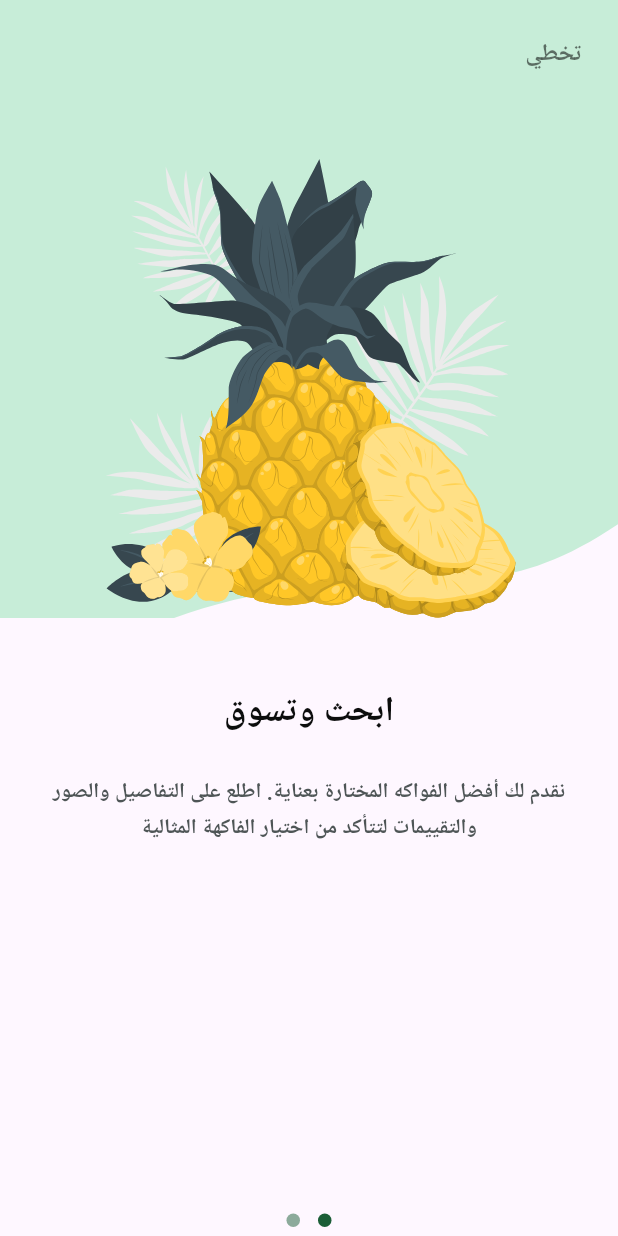
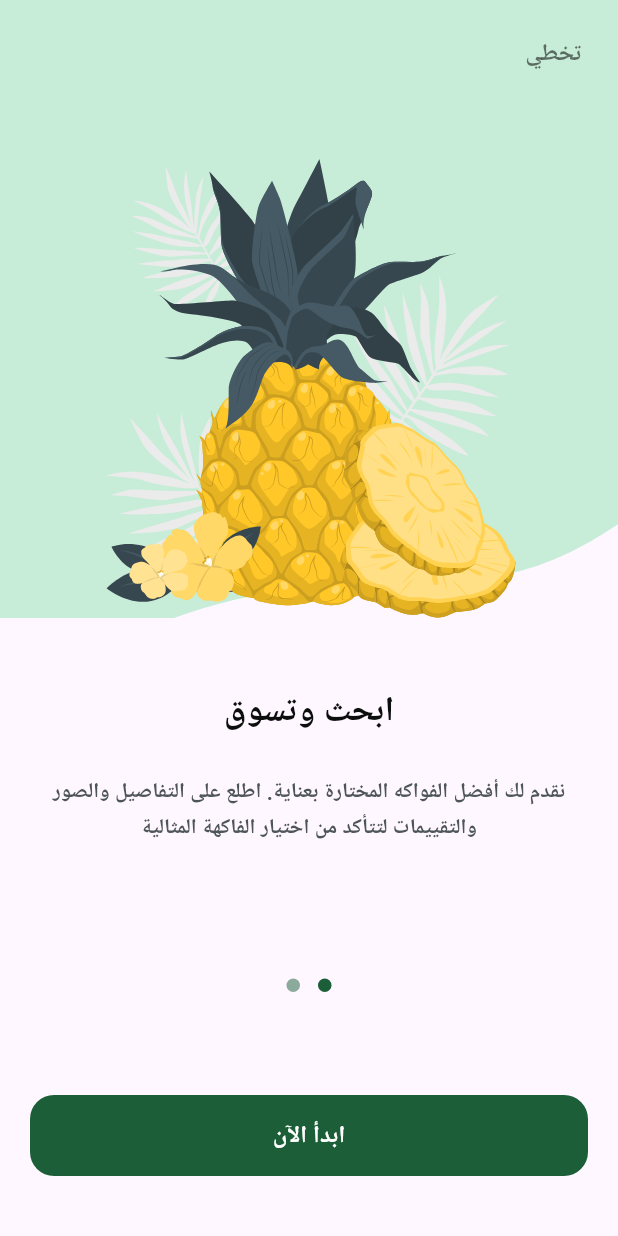
Before and after one commit to ahmedelashrry1/Friut-Hub, a Flutter app: the screen it shows after launch, swiped to page 2, on a phone screen of 412 x 824 dp. Run offline on Flutter 3.47's test engine with Material 3 defaults, Android fonts, the phone set to English and light mode, and no system bars; drawn by our look-alikes of dots_indicator; our stand-ins replace flutter_svg; Roboto replaces fonts that are missing (Cairo).

Commit message:
Refactor onboarding screens to use PageView and add custom button for navigation

```diff
--- a/lib/OnBordingScreen/widgets/custom_view_page_onbording.dart
+++ b/lib/OnBordingScreen/widgets/custom_view_page_onbording.dart
@@ -94,9 +94,10 @@ class ViewPageOnBording extends StatelessWidget {
                 ),
           ),
         ),
+        SizedBox(height: MediaQuery.of(context).size.height * 0.1),
 
         // عشان يدفع الـ content للأعلى ويسيب مساحة تحت للـ dots والزر في الصفحات الجاية
-        const Spacer(),
+        // const Spacer(),
         DotsIndicator(
           dotsCount: 2,
           decorator: DotsDecorator(
--- a/lib/OnBordingScreen/widgets/onbording_view_body.dart
+++ b/lib/OnBordingScreen/widgets/onbording_view_body.dart
@@ -1,15 +1,45 @@
 import 'package:flutter/material.dart';
 import 'package:project/OnBordingScreen/widgets/custom_view_page_onbording.dart';
+import 'package:project/widgets/custombuttom.dart';
 
-class OnBordingViewBody extends StatelessWidget {
+class OnBordingViewBody extends StatefulWidget {
   const OnBordingViewBody({super.key});
   static const String routeName = '/onboarding';
 
   @override
+  State<OnBordingViewBody> createState() => _OnBordingViewBodyState();
+}
+
+class _OnBordingViewBodyState extends State<OnBordingViewBody> {
+  late PageController _pageController;
+  int _currentPage = 0;
+
+  @override
+  void initState() {
+    super.initState();
+    _pageController = PageController();
+    _pageController.addListener(() {
+      setState(() {
+        _currentPage = _pageController.page!.round();
+      });
+    });
+  }
+
+  @override
+  void dispose() {
+    _pageController.dispose();
+    super.dispose();
+  }
+
+  @override
   Widget build(BuildContext context) {
     return Scaffold(
-      body: PageView(
+      body: Stack(
         children: [
+          // الـ PageView
+          PageView(
+            controller: _pageController,
+            children: const [
               ViewPageOnBording(
                 image: 'assets/image/logo background1.svg',
                 backgroundImage: 'assets/image/backgorund1.svg',
@@ -54,7 +84,7 @@ class OnBordingViewBody extends StatelessWidget {
                 ),
                 subTitle:
                     'اكتشف تجربة تسوق فريدة مع FruitHUB. استكشف مجموعتنا الواسعة من الفواكه الطازجة الممتازة واحصل على أفضل العروض والجودة العالية.',
-            subTitleStyle: const TextStyle(
+                subTitleStyle: TextStyle(
                   color: Color(0xFF4E5556),
                   fontSize: 14,
                   fontWeight: FontWeight.w600,
@@ -88,7 +118,7 @@ class OnBordingViewBody extends StatelessWidget {
                 ),
                 subTitle:
                     'نقدم لك أفضل الفواكه المختارة بعناية. اطلع على التفاصيل والصور والتقييمات لتتأكد من اختيار الفاكهة المثالية',
-            subTitleStyle: const TextStyle(
+                subTitleStyle: TextStyle(
                   color: Color(0xFF4E5556),
                   fontSize: 14,
                   fontWeight: FontWeight.w600,
@@ -98,7 +128,25 @@ class OnBordingViewBody extends StatelessWidget {
               ),
             ],
           ),
-
+          // الزر يظهر فقط في الصفحة الثانية (index == 1)
+          if (_currentPage == 1)
+            Positioned(
+              bottom: 40,
+              left: 20,
+              right: 20,
+              child: CustomButom(
+                onPressed: () {
+                  // هنا الاكشن بتاع الزر (مثلاً انتقل للـ Login أو Home)
+                  Navigator.pushReplacementNamed(
+                    context,
+                    '/login',
+                  ); // أو أي route
+                },
+                text: 'ابدأ الآن', // أو النص اللي عايزه
+              ),
+            ),
+        ],
+      ),
     );
   }
 }
--- /dev/null
+++ b/lib/widgets/custombuttom.dart
@@ -0,0 +1,54 @@
+import 'package:flutter/material.dart';
+
+class CustomButom extends StatelessWidget {
+  const CustomButom({
+    super.key,
+    required this.onPressed,
+    required this.text,
+    this.isLoading = false // اختياري: لو عايز تدعم حالة التحميل
+  });
+
+  final VoidCallback onPressed;
+  final String text;
+  final bool isLoading;
+
+  @override
+  Widget build(BuildContext context) {
+    return SizedBox(
+      width: 343,
+      height: 54,
+      child: ElevatedButton(
+        onPressed: isLoading ? null : onPressed, // يتعطل لو isLoading = true
+        style: ElevatedButton.styleFrom(
+          backgroundColor: const Color(0xFF1B5E37), // اللون الأخضر
+          foregroundColor: Colors.white,
+          elevation: 0,
+          padding: const EdgeInsets.symmetric(horizontal: 48, vertical: 15),
+          shape: RoundedRectangleBorder(
+            borderRadius: BorderRadius.circular(16),
+          ),
+        ),
+        child: isLoading
+            ? const SizedBox(
+                height: 24,
+                width: 24,
+                child: CircularProgressIndicator(
+                  color: Colors.white,
+                  strokeWidth: 2.5,
+                ),
+              )
+            : Text(
+                text,
+                textAlign: TextAlign.center,
+                style: const TextStyle(
+                  color: Colors.white,
+                  fontSize: 16,
+                  fontFamily: 'Cairo',
+                  fontWeight: FontWeight.w700,
+                  height: 1.2,
+                ),
+              ),
+      ),
+    );
+  }
+}
```
Lines whose indentation alone changed are shown as unchanged.
